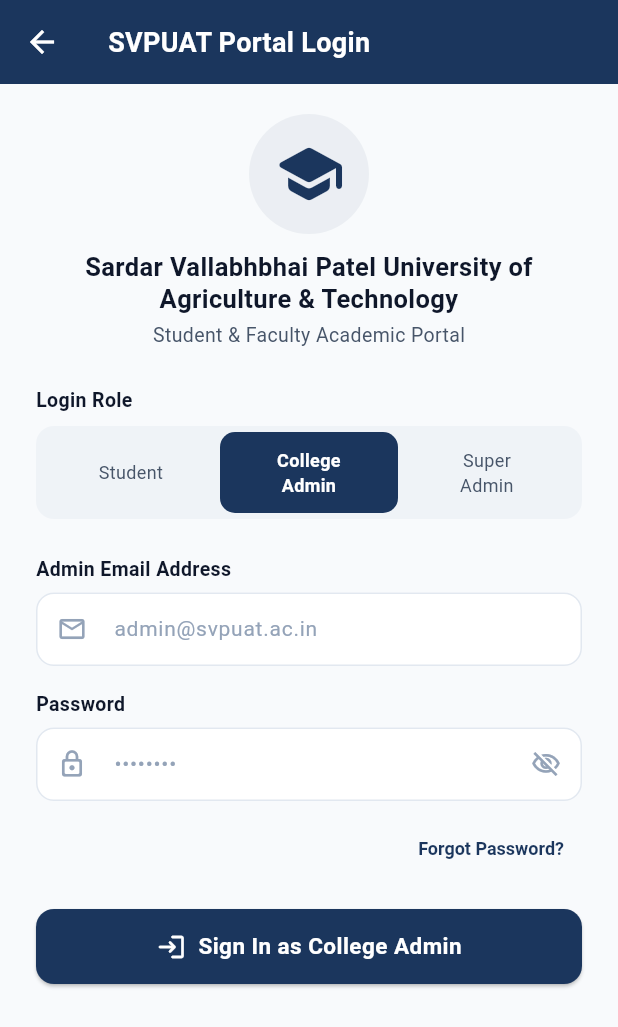
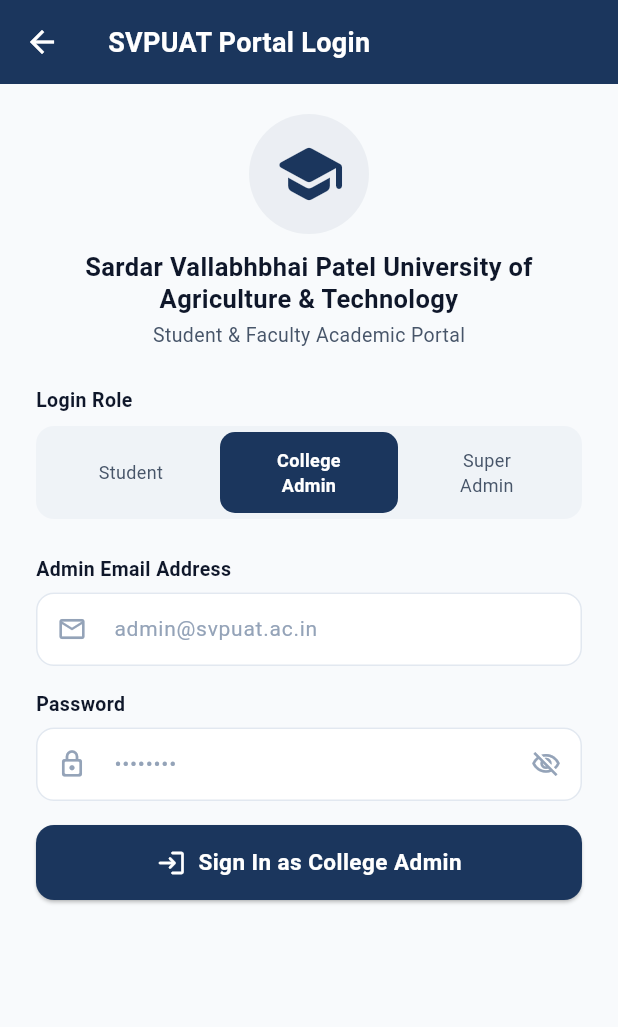
Before and after one commit to Ayush-singh001/Svpuat-study-app, a Flutter app: the LoginScreen screen opened directly, after a tap on an icon or button, on a phone screen of 412 x 824 dp. Shown: the top 1027 px of the screen. Run offline on Flutter 3.47's test engine with Material 3 defaults, Android fonts, the phone set to English and light mode, and no system bars; our stand-ins replace file_picker, firebase_core, firebase_messaging, shared_preferences; missing offline and left inert: flutter_pdfview; accounts and stored records are empty; network calls fail.

Commit message:
Hide forgot password on admin login

```diff
--- a/lib/screens/auth/login_screen.dart
+++ b/lib/screens/auth/login_screen.dart
@@ -355,18 +355,6 @@
                       return null;
                     },
                   ),
-                  const SizedBox(height: 8),
-                  Align(
-                    alignment: Alignment.centerRight,
-                    child: TextButton(
-                      onPressed: () {
-                        Navigator.of(context).push(
-                          MaterialPageRoute(builder: (_) => const ForgotPasswordScreen()),
-                        );
-                      },
-                      child: const Text('Forgot Password?', style: TextStyle(fontSize: 12)),
-                    ),
-                  ),
                   const SizedBox(height: 16),
                   CustomButton(
                     text: 'Sign In as $_selectedRole',
```
